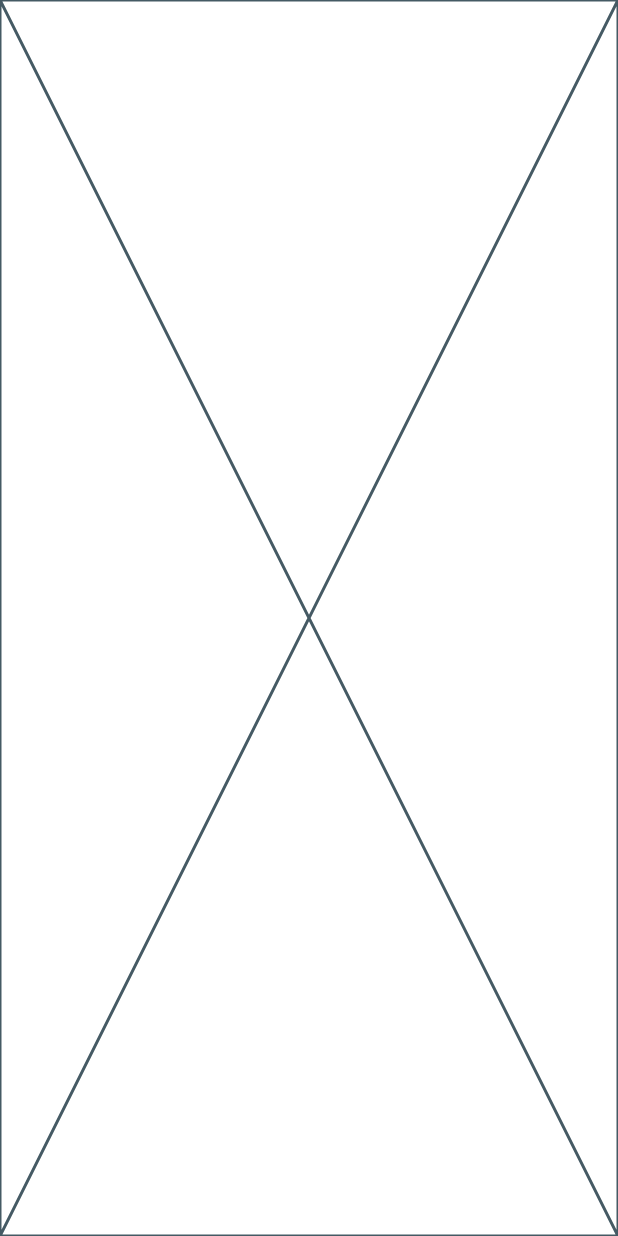
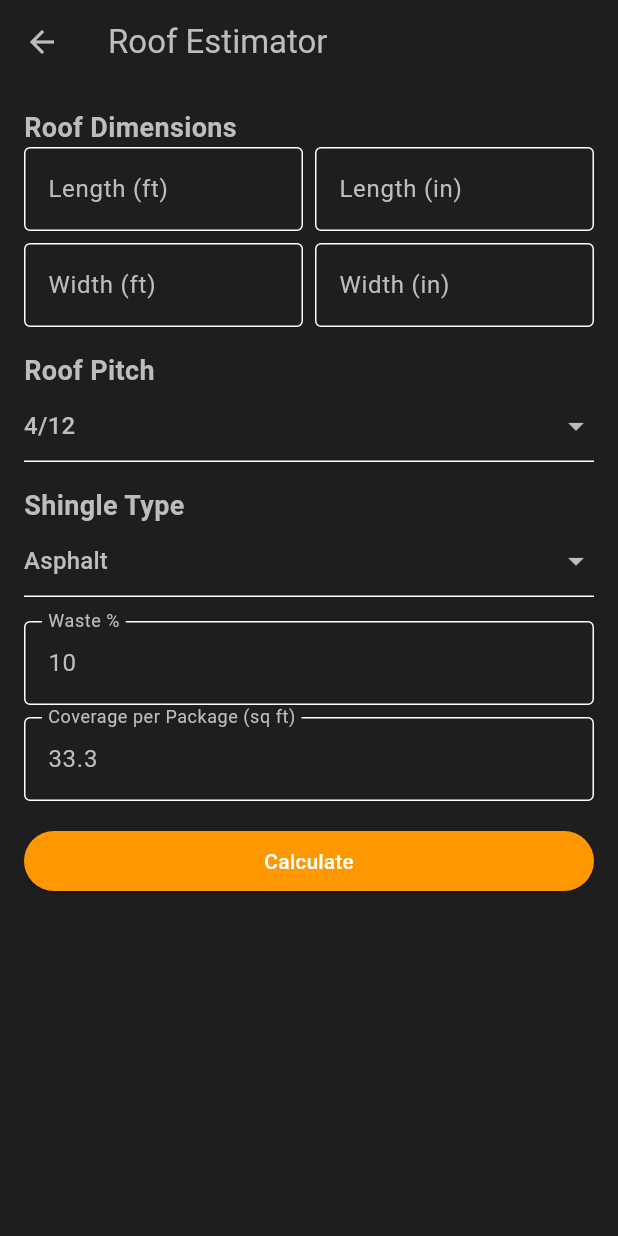
Before and after one commit to savannahharvey/construction_calculator, a Flutter app: the screen it shows after launch, after a tap on "Roofing Estimator", on a phone screen of 412 x 824 dp. Run offline on Flutter 3.47's test engine with Material 3 defaults, Android fonts, the phone set to English and light mode, and no system bars.

Commit message:
added roofing estimator screen

```diff
--- a/lib/screens/home_screen.dart
+++ b/lib/screens/home_screen.dart
@@ -4,6 +4,7 @@ import 'package:construction_calculator/screens/concrete_calculator_screen.dart'
 import 'package:construction_calculator/screens/framing_calculator_screen.dart';
 import 'package:construction_calculator/screens/lumber_calculator_screen.dart';
 import 'package:construction_calculator/screens/paint_estimator_screen.dart';
+import 'package:construction_calculator/screens/roof_estimator_screen.dart';
 
 
 class HomeScreen extends StatelessWidget {
@@ -16,8 +17,8 @@ class HomeScreen extends StatelessWidget {
       'Wall Framing': const FramingCalculatorScreen(),
       'Lumber Calculator': const LumberCalculatorScreen(),
       'Paint Estimator': const PaintEstimatorScreen(),
+      'Roofing Estimator': const RoofEstimatorScreen(),
       // Add more pages here as needed
-      'Roofing Estimator': Placeholder(),
       'Tile / Flooring': Placeholder(),
       'Unit Converter': Placeholder(),
       'Simple Calculator': Placeholder(),
--- /dev/null
+++ b/lib/screens/roof_estimator_screen.dart
@@ -0,0 +1,176 @@
+import 'package:flutter/material.dart';
+import 'package:construction_calculator/theme/app_colors.dart'; // color theme
+import 'dart:math';
+
+class RoofEstimatorScreen extends StatefulWidget {
+  const RoofEstimatorScreen({super.key});
+
+  @override
+  State<RoofEstimatorScreen> createState() => _RoofEstimatorScreenState();
+}
+
+class _RoofEstimatorScreenState extends State<RoofEstimatorScreen> {
+  final _lengthFtController = TextEditingController();
+  final _lengthInController = TextEditingController();
+  final _widthFtController = TextEditingController();
+  final _widthInController = TextEditingController();
+  final _wasteController = TextEditingController(text: "10");
+  final _coveragePerPackageController = TextEditingController(text: "33.3"); // typical bundle coverage
+
+  String _selectedPitch = "4/12";
+  String _selectedShingleType = "Asphalt";
+
+  double? surfaceArea;
+  double? materialNeededBeforeWaste;
+  double? materialNeededAfterWaste;
+  int? totalPackages;
+  double? leftoverSqFt;
+
+  final List<String> _pitchOptions = ["3/12", "4/12", "5/12", "6/12", "8/12", "10/12", "12/12"];
+  final List<String> _shingleTypes = ["Asphalt", "Architectural", "Metal", "Wood Shake"];
+
+  double pitchMultiplier(String pitch) {
+    // Convert pitch like "6/12" to multiplier
+    var split = pitch.split("/");
+    double rise = double.tryParse(split[0]) ?? 0;
+    double run = double.tryParse(split[1]) ?? 12;
+    double slope = sqrt(pow(rise, 2) + pow(run, 2)) / run;
+    return slope;
+  }
+
+  void calculateRoof() {
+    double lengthFt = double.tryParse(_lengthFtController.text) ?? 0;
+    double lengthIn = double.tryParse(_lengthInController.text) ?? 0;
+    double widthFt = double.tryParse(_widthFtController.text) ?? 0;
+    double widthIn = double.tryParse(_widthInController.text) ?? 0;
+    double wastePercent = double.tryParse(_wasteController.text) ?? 0;
+    double coveragePerPackage = double.tryParse(_coveragePerPackageController.text) ?? 1;
+
+    // Convert everything to feet
+    double totalLengthFt = lengthFt + (lengthIn / 12);
+    double totalWidthFt = widthFt + (widthIn / 12);
+
+    // Base area (2 sides of roof)
+    double baseArea = totalLengthFt * totalWidthFt * 2;
+
+    // Adjust for pitch
+    double multiplier = pitchMultiplier(_selectedPitch);
+    double adjustedArea = baseArea * multiplier;
+
+    // Material needed before and after waste
+    double neededBeforeWaste = adjustedArea;
+    double neededAfterWaste = adjustedArea * (1 + wastePercent / 100);
+
+    // Packages needed
+    int packages = (neededAfterWaste / coveragePerPackage).ceil();
+
+    // Leftover material
+    double leftover = (packages * coveragePerPackage) - neededAfterWaste;
+
+    setState(() {
+      surfaceArea = adjustedArea;
+      materialNeededBeforeWaste = neededBeforeWaste;
+      materialNeededAfterWaste = neededAfterWaste;
+      totalPackages = packages;
+      leftoverSqFt = leftover;
+    });
+  }
+
+  @override
+  Widget build(BuildContext context) {
+    return Scaffold(
+      appBar: AppBar(
+        title: const Text("Roof Estimator"),
+        backgroundColor: AppColors.scaffoldBackground,
+      ),
+      body: SingleChildScrollView(
+        padding: const EdgeInsets.all(16),
+        child: Column(
+          crossAxisAlignment: CrossAxisAlignment.start,
+          children: [
+            const Text("Roof Dimensions", style: TextStyle(fontSize: 18, fontWeight: FontWeight.bold)),
+            Row(
+              children: [
+                Expanded(child: _buildNumberField(_lengthFtController, "Length (ft)")),
+                const SizedBox(width: 8),
+                Expanded(child: _buildNumberField(_lengthInController, "Length (in)")),
+              ],
+            ),
+            const SizedBox(height: 8),
+            Row(
+              children: [
+                Expanded(child: _buildNumberField(_widthFtController, "Width (ft)")),
+                const SizedBox(width: 8),
+                Expanded(child: _buildNumberField(_widthInController, "Width (in)")),
+              ],
+            ),
+            const SizedBox(height: 16),
+
+            const Text("Roof Pitch", style: TextStyle(fontSize: 18, fontWeight: FontWeight.bold)),
+            DropdownButtonFormField<String>(
+              value: _selectedPitch,
+              items: _pitchOptions.map((p) => DropdownMenuItem(value: p, child: Text(p))).toList(),
+              onChanged: (value) => setState(() => _selectedPitch = value!),
+            ),
+            const SizedBox(height: 16),
+
+            const Text("Shingle Type", style: TextStyle(fontSize: 18, fontWeight: FontWeight.bold)),
+            DropdownButtonFormField<String>(
+              value: _selectedShingleType,
+              items: _shingleTypes.map((t) => DropdownMenuItem(value: t, child: Text(t))).toList(),
+              onChanged: (value) => setState(() => _selectedShingleType = value!),
+            ),
+            const SizedBox(height: 16),
+
+            _buildNumberField(_wasteController, "Waste %"),
+            const SizedBox(height: 8),
+            _buildNumberField(_coveragePerPackageController, "Coverage per Package (sq ft)"),
+
+            const SizedBox(height: 16),
+            SizedBox(
+              width: double.infinity,
+              child: ElevatedButton(
+                style: ElevatedButton.styleFrom(backgroundColor: AppColors.constructionOrange),
+                onPressed: calculateRoof,
+                child: const Text("Calculate", style: TextStyle(color: Colors.white)),
+              ),
+            ),
+
+            const SizedBox(height: 24),
+            if (surfaceArea != null) ...[
+              _buildResultRow("Roof Surface Area:", "${surfaceArea!.toStringAsFixed(2)} sq ft"),
+              _buildResultRow("Material Needed (no waste):", "${materialNeededBeforeWaste!.toStringAsFixed(2)} sq ft"),
+              _buildResultRow("Material Needed (with waste):", "${materialNeededAfterWaste!.toStringAsFixed(2)} sq ft"),
+              _buildResultRow("Total Packages Needed:", "$totalPackages"),
+              _buildResultRow("Estimated Leftover Material:", "${leftoverSqFt!.toStringAsFixed(2)} sq ft"),
+            ]
+          ],
+        ),
+      ),
+    );
+  }
+
+  Widget _buildNumberField(TextEditingController controller, String label) {
+    return TextField(
+      controller: controller,
+      keyboardType: TextInputType.number,
+      decoration: InputDecoration(
+        labelText: label,
+        border: const OutlineInputBorder(),
+      ),
+    );
+  }
+
+  Widget _buildResultRow(String label, String value) {
+    return Padding(
+      padding: const EdgeInsets.symmetric(vertical: 4),
+      child: Row(
+        mainAxisAlignment: MainAxisAlignment.spaceBetween,
+        children: [
+          Text(label, style: const TextStyle(fontWeight: FontWeight.bold)),
+          Text(value, style: const TextStyle(color: AppColors.textSecondary)),
+        ],
+      ),
+    );
+  }
+}
```
